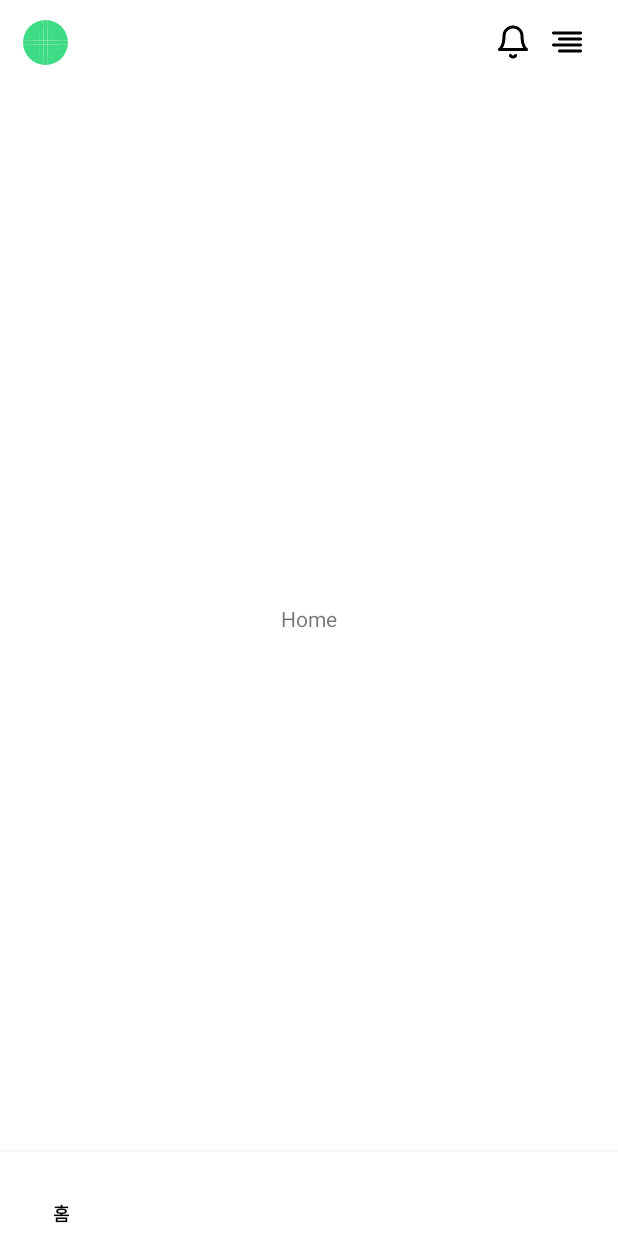
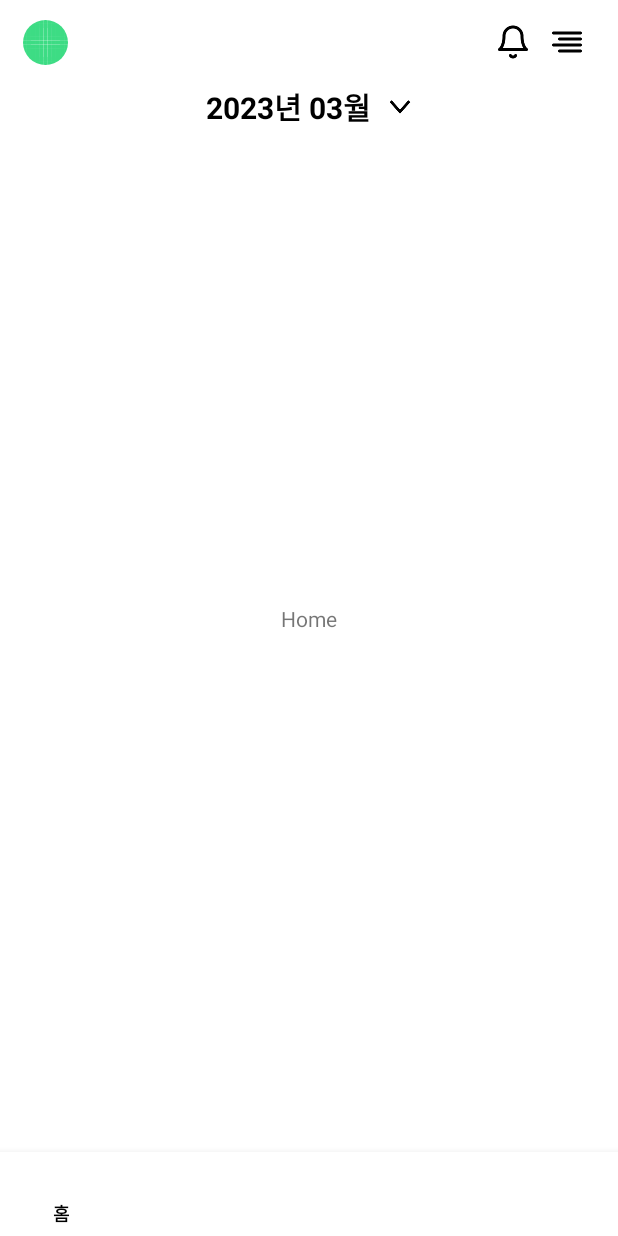
Before and after one commit to Team-C7Z/C7Z_AOS_MVP, an Android app: the screen it shows after launch (MainActivity), on a phone screen of 412 x 824 dp. Before the commit the screen is almost empty. Run offline under Robolectric (Android 15) with nearby library versions, the phone set to English and light mode, and no system bars; our stand-ins replace data binding.

Commit message:
feat: HomeFragment 현재 연/월 텍스트 추가 및 Gradle Dependency 버전 오류 해결

```diff
--- a/app/build.gradle
+++ b/app/build.gradle
@@ -52,9 +52,10 @@ dependencies {
     implementation 'com.github.bumptech.glide:glide:4.15.0'
 
     // ViewModel & LiveData
-    implementation 'androidx.lifecycle:lifecycle-viewmodel-ktx:2.6.0'
-    implementation 'androidx.lifecycle:lifecycle-livedata-ktx:2.6.0'
-    implementation 'androidx.activity:activity-ktx:1.6.1'
-    implementation 'androidx.fragment:fragment-ktx:1.5.5'
+    // 버전 충돌 나서 일부러 최신 버전으로 업데이트 안 했습니다!
+    implementation 'androidx.lifecycle:lifecycle-viewmodel-ktx:2.5.0'
+    implementation 'androidx.lifecycle:lifecycle-livedata-ktx:2.5.0'
+    implementation 'androidx.activity:activity-ktx:1.5.0'
+    implementation 'androidx.fragment:fragment-ktx:1.5.0'
 
 }
--- a/app/src/main/java/com/c7z/myapplication/home/HomeFragment.kt
+++ b/app/src/main/java/com/c7z/myapplication/home/HomeFragment.kt
@@ -4,8 +4,12 @@ import android.os.Bundle
 import android.view.LayoutInflater
 import android.view.View
 import android.view.ViewGroup
+import androidx.databinding.DataBindingUtil
 import androidx.fragment.app.Fragment
+import com.c7z.myapplication.R
 import com.c7z.myapplication.databinding.FragmentHomeBinding
+import java.text.SimpleDateFormat
+import java.util.*
 
 class HomeFragment : Fragment() {
     private lateinit var binding : FragmentHomeBinding
@@ -14,8 +18,25 @@ class HomeFragment : Fragment() {
         inflater: LayoutInflater,
         container: ViewGroup?,
         savedInstanceState: Bundle?
-    ): View? {
-        binding = FragmentHomeBinding.inflate(inflater, container, false)
+    ): View {
+        binding = DataBindingUtil.inflate(inflater, R.layout.fragment_home, container, false)
+
+        initBinding()
+
         return binding.root
     }
+
+    private fun initBinding() {
+        binding.home = this
+    }
+
+    fun returnCurrentYearMonth() : String = "${getCurrentYear()}년 ${getCurrentMonth()}월"
+
+    private fun getCurrentYear(): String {
+        return SimpleDateFormat("yyyy", Locale.KOREA).format(Date(System.currentTimeMillis()))
+    }
+
+    private fun getCurrentMonth(): String {
+        return SimpleDateFormat("MM", Locale.KOREA).format(Date(System.currentTimeMillis()))
+    }
 }
--- a/app/src/main/res/layout/fragment_home.xml
+++ b/app/src/main/res/layout/fragment_home.xml
@@ -1,16 +1,51 @@
 <?xml version="1.0" encoding="utf-8"?>
-<androidx.constraintlayout.widget.ConstraintLayout xmlns:android="http://schemas.android.com/apk/res/android"
+<layout xmlns:android="http://schemas.android.com/apk/res/android"
+    xmlns:app="http://schemas.android.com/apk/res-auto">
+
+    <data>
+        <variable
+            name="home"
+            type="com.c7z.myapplication.home.HomeFragment" />
+    </data>
+
+    <androidx.constraintlayout.widget.ConstraintLayout
         android:layout_width="match_parent"
-    android:layout_height="match_parent"
-    xmlns:app="http://schemas.android.com/apk/res-auto">
+        android:layout_height="match_parent">
+
+        <TextView
+            android:id="@+id/fg_home_tv_calendar_year_month"
+            android:layout_width="wrap_content"
+            android:layout_height="wrap_content"
+            android:textColor="@color/black"
+            android:textSize="20sp"
+            android:textStyle="bold"
+            android:text="@{home.returnCurrentYearMonth()}"
+            android:layout_marginEnd="11dp"
+            app:layout_constraintHorizontal_chainStyle="packed"
+            app:layout_constraintTop_toTopOf="parent"
+            app:layout_constraintStart_toStartOf="parent"
+            app:layout_constraintEnd_toStartOf="@id/fg_home_btn_select_month"/>
+
+        <ImageView
+            android:id="@+id/fg_home_btn_select_month"
+            android:layout_width="16dp"
+            android:layout_height="9dp"
+            android:src="@drawable/ic_common_chervon_down"
+            app:layout_constraintTop_toTopOf="@id/fg_home_tv_calendar_year_month"
+            app:layout_constraintBottom_toBottomOf="@id/fg_home_tv_calendar_year_month"
+            app:layout_constraintStart_toEndOf="@id/fg_home_tv_calendar_year_month"
+            app:layout_constraintEnd_toEndOf="parent" />
+
 
         <TextView
             android:layout_width="wrap_content"
             android:layout_height="wrap_content"
             android:text="Home"
-        app:layout_constraintTop_toTopOf="parent"
             app:layout_constraintBottom_toBottomOf="parent"
+            app:layout_constraintEnd_toEndOf="parent"
             app:layout_constraintStart_toStartOf="parent"
-        app:layout_constraintEnd_toEndOf="parent" />
+            app:layout_constraintTop_toTopOf="parent" />
 
     </androidx.constraintlayout.widget.ConstraintLayout>
+
+</layout>
```
Also changed, not shown: app/src/main/res/drawable/ic_common_chervon_down.png (added). Lines whose indentation alone changed are shown as unchanged.
